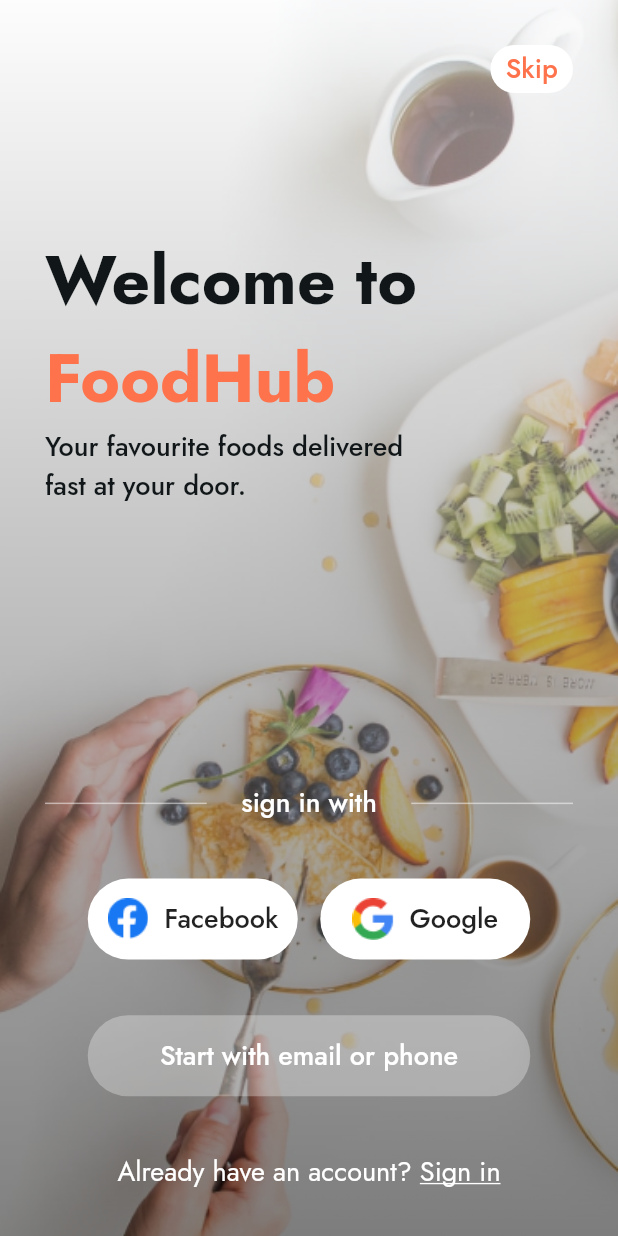
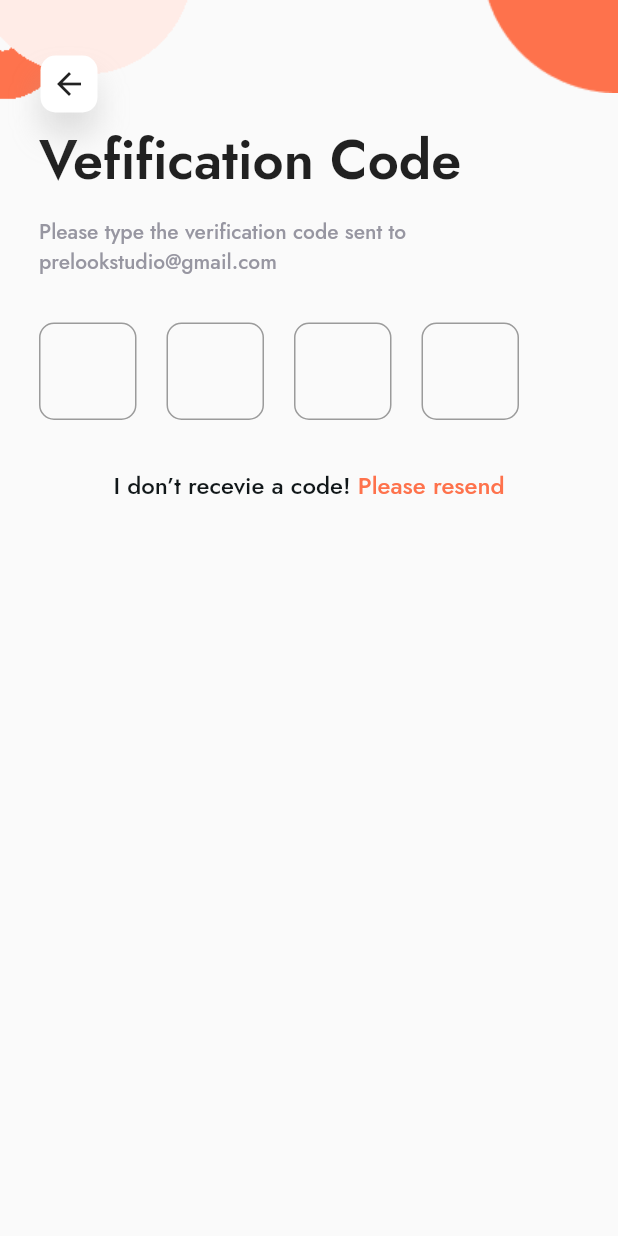
Before and after one commit to ahmedrsamak/food_hub, a Flutter app: the screen it shows after launch, on a phone screen of 412 x 824 dp. Run offline on Flutter 3.47's test engine with Material 2 defaults, Android fonts, the phone set to English and light mode, and no system bars; our stand-ins replace dots_indicator.

Commit message:
added verification_code_screen.dart.
replaced Column with list view for better adaptation on different screen sizes

```diff
--- a/lib/main.dart
+++ b/lib/main.dart
@@ -6,6 +6,7 @@ import 'package:food_hub/screens/primary_screens/splash_screen.dart';
 import 'package:food_hub/screens/primary_screens/welcome_screen.dart';
 import 'package:food_hub/screens/sub_screens/login_screen.dart';
 import 'package:food_hub/screens/sub_screens/sign_up_screen.dart';
+import 'package:food_hub/screens/sub_screens/verification_code_screen.dart';
 import 'package:food_hub/shared/styles/colors.dart';
 
 void main() {
@@ -21,7 +22,7 @@ class MyApp extends StatelessWidget {
     return MaterialApp(
       title: 'Flutter Demo',
       home: SafeArea(
-        child: WelcomeScreen(),
+        child: VerificationCodeScreen(),
       ),
     );
   }
--- /dev/null
+++ b/lib/screens/sub_screens/verification_code_screen.dart
@@ -0,0 +1,135 @@
+import 'package:flutter/material.dart';
+import 'package:food_hub/components/texts.dart';
+
+import '../../components/buttons.dart';
+import '../../components/custom_shadow.dart';
+import '../../components/textFormField.dart';
+import '../../shared/styles/colors.dart';
+import '../../shared/styles/texts_styles.dart';
+
+class VerificationCodeScreen extends StatelessWidget {
+  const VerificationCodeScreen({Key? key}) : super(key: key);
+
+  @override
+  Widget build(BuildContext context) {
+    return Scaffold(
+      appBar: PreferredSize(
+        preferredSize: Size.fromHeight(80),
+        child: Row(
+          crossAxisAlignment: CrossAxisAlignment.start,
+          children: [
+            Stack(children: [
+              Image.asset("assets/images/left_ellipse_sign_in_screen.png"),
+              Positioned(
+                left: 27,
+                top: 37,
+                child: CustomShadow(
+                  child: FoodHubCustomButtons.iconOnlyButton(
+                    width: 38,
+                    borderRadius: 10,
+                    height: 38,
+                    buttonColor: FoodHubColors.white,
+                    icon: Icons.arrow_back,
+                    onTap: () {}, // TODO add Back action
+                  ),
+                ),
+              )
+            ]),
+            Spacer(),
+            Image.asset("assets/images/right_ellipse_sign_up_screen.png"),
+          ],
+        ),
+      ),
+      body: Padding(
+        padding: EdgeInsets.symmetric(horizontal: 26),
+        child: ListView(
+          children: [
+            Text(
+              "Vefification Code",
+              style: FoodHubTextStyles.defualtTextStyle(
+                  fontsize: 36, fontWeight: FontWeight.w600),
+            ),
+            SizedBox(height: 12),
+            Text(
+              "Please type the verification code sent to\nprelookstudio@gmail.com",
+              style: FoodHubTextStyles.defualtTextStyle(
+                  fontsize: 14, color: FoodHubColors.lightGreyColor),
+            ),
+            SizedBox(height: 31),
+            Row(
+              children: [
+                SizedBox(
+                  width: 65,
+                  height: 65,
+                  child: FoodHubTextFormField.customTextFormField(
+                      textStyle: FoodHubTextStyles.defualtTextStyle(
+                          fontsize: 27.2,
+                          fontWeight: FontWeight.w400,
+                          color: FoodHubColors.primaryColor),
+                      textInputType: TextInputType.number,
+                      cursorColor: FoodHubColors.secondaryColor,
+                      controller: TextEditingController()),
+                ),
+                SizedBox(width: 20),
+                SizedBox(
+                  width: 65,
+                  height: 65,
+                  child: FoodHubTextFormField.customTextFormField(
+                      textStyle: FoodHubTextStyles.defualtTextStyle(
+                          fontsize: 27.2,
+                          fontWeight: FontWeight.w400,
+                          color: FoodHubColors.primaryColor),
+                      textInputType: TextInputType.number,
+                      cursorColor: FoodHubColors.secondaryColor,
+                      controller: TextEditingController()),
+                ),
+                SizedBox(width: 20),
+                SizedBox(
+                  width: 65,
+                  height: 65,
+                  child: FoodHubTextFormField.customTextFormField(
+                      textStyle: FoodHubTextStyles.defualtTextStyle(
+                          fontsize: 27.2,
+                          fontWeight: FontWeight.w400,
+                          color: FoodHubColors.primaryColor),
+                      textInputType: TextInputType.number,
+                      cursorColor: FoodHubColors.secondaryColor,
+                      controller: TextEditingController()),
+                ),
+                SizedBox(width: 20),
+                SizedBox(
+                  width: 65,
+                  height: 65,
+                  child: FoodHubTextFormField.customTextFormField(
+                      textStyle: FoodHubTextStyles.defualtTextStyle(
+                          fontsize: 27.2,
+                          fontWeight: FontWeight.w400,
+                          color: FoodHubColors.primaryColor),
+                      textInputType: TextInputType.number,
+                      cursorColor: FoodHubColors.secondaryColor,
+                      controller: TextEditingController()),
+                ),
+                SizedBox(width: 20),
+              ],
+            ),
+            SizedBox(height: 32),
+            Align(
+              alignment: Alignment.center,
+              child: FoodHubCustomTexts.customTextWithUrl(
+                  text1: "I don’t recevie a code! ",
+                  text2: "Please resend",
+                  text1Style: FoodHubTextStyles.defualtTextStyle(
+                      color: FoodHubColors.textBlack,
+                      fontsize: 16,
+                      fontWeight: FontWeight.w500),
+                  text2Style: FoodHubTextStyles.defualtTextStyle(
+                      fontsize: 16,
+                      fontWeight: FontWeight.w500,
+                      color: FoodHubColors.primaryColor)),
+            )
+          ],
+        ),
+      ),
+    );
+  }
+}
--- a/lib/shared/styles/colors.dart
+++ b/lib/shared/styles/colors.dart
@@ -16,4 +16,5 @@ class FoodHubColors {
   static Color iconColor = Colors.white;
   static Color inactiveIconColor = Color(0xFFD0D2D1);
   static Color urlMainTextColor = Color(0xFF5B5B5E);
+  static Color lightGreyColor = Color(0xFF9796A1);
 }
```
Also changed, not shown: lib/screens/sub_screens/login_screen.dart (+27 -17 lines), lib/screens/sub_screens/sign_up_screen.dart (+22 -15 lines).
